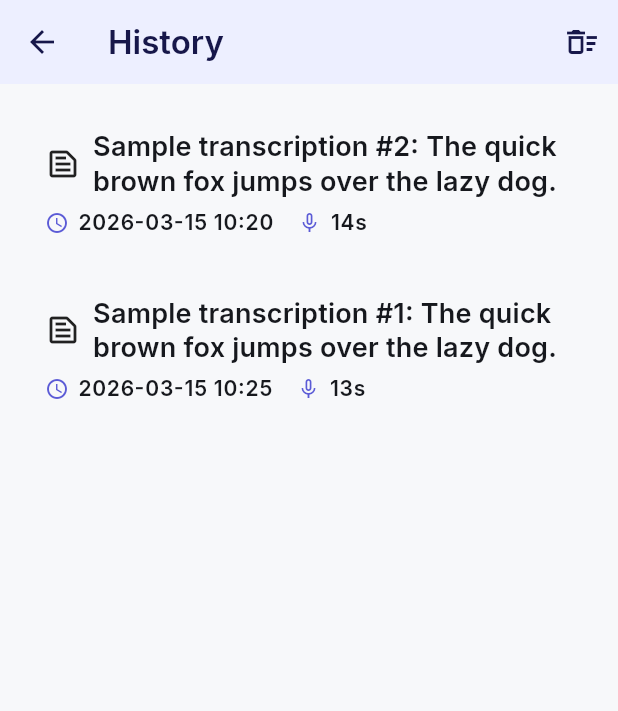
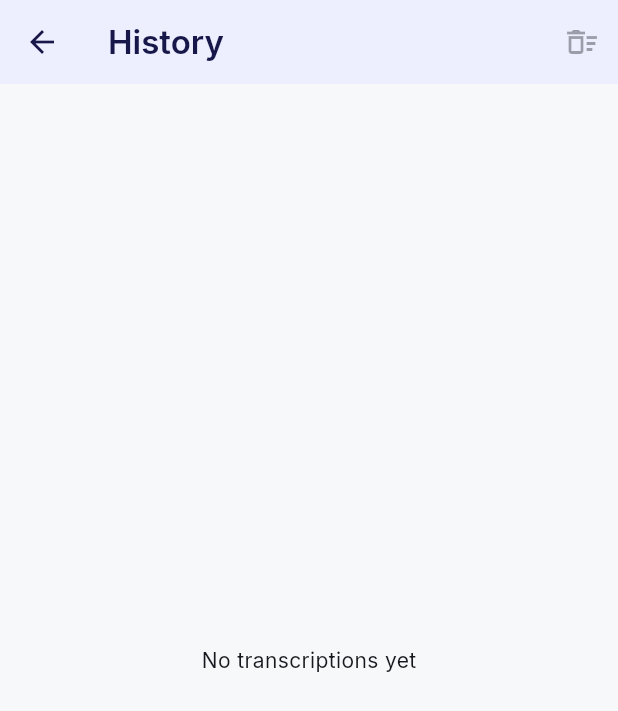
Before and after one commit to vibecodingwean/echoscribe, a Flutter app: the screen it shows after launch, after a tap on the "history" icon, on a phone screen of 412 x 824 dp. Shown: the top 711 px of the screen. Run offline on Flutter 3.47's test engine with Material 3 defaults, Android fonts, the phone set to English and light mode, and no system bars; our stand-ins replace audioplayers, flutter_markdown_plus, flutter_secure_storage, flutter_svg, google_fonts, share_plus and 1 more; missing offline and left inert: dart:html, record, share_handler.

Commit message:
feat: persistent transcription history and version bump to 1.0.35+42

```diff
--- a/lib/models/transcription_item.dart
+++ b/lib/models/transcription_item.dart
@@ -49,14 +49,25 @@ class TranscriptionItem {
     );
   }
 
-  factory TranscriptionItem.sample(int i) => TranscriptionItem(
-        id: 'sample_$i',
-        text: 'Sample transcription #$i: The quick brown fox jumps over the lazy dog.',
-        createdAt: DateTime.now().subtract(Duration(minutes: i * 5)),
-        duration: Duration(seconds: 12 + i),
-        language: 'en',
-        transcript: 'Sample transcription #$i: The quick brown fox jumps over the lazy dog.',
-        summary: null,
-        mode: 'transcription',
-      );
+  Map<String, dynamic> toJson() => {
+    'id': id,
+    'text': text,
+    'createdAt': createdAt.toIso8601String(),
+    if (duration != null) 'durationMs': duration!.inMilliseconds,
+    if (language != null) 'language': language,
+    if (transcript != null) 'transcript': transcript,
+    if (summary != null) 'summary': summary,
+    if (mode != null) 'mode': mode,
+  };
+
+  factory TranscriptionItem.fromJson(Map<String, dynamic> json) => TranscriptionItem(
+    id: json['id'] as String,
+    text: json['text'] as String,
+    createdAt: DateTime.parse(json['createdAt'] as String),
+    duration: json['durationMs'] != null ? Duration(milliseconds: json['durationMs'] as int) : null,
+    language: json['language'] as String?,
+    transcript: json['transcript'] as String?,
+    summary: json['summary'] as String?,
+    mode: json['mode'] as String?,
+  );
 }
--- a/lib/pages/home_page.dart
+++ b/lib/pages/home_page.dart
@@ -12,7 +12,7 @@ import "package:echoscribe/services/url_handler.dart";
 import "package:echoscribe/state/settings_state.dart";
 import "package:echoscribe/state/content_state.dart";
 import "package:echoscribe/state/playback_state.dart";
-import "package:echoscribe/models/transcription_item.dart";
+
 
 import "package:echoscribe/pages/history_page.dart";
 import "package:echoscribe/pages/settings_page.dart";
@@ -36,9 +36,7 @@ class _HomePageState extends State<HomePage> {
   final _sl = ServiceLocator();
 
   final SettingsState _settings = SettingsState();
-  final ContentState _content = ContentState()
-    ..addHistory(TranscriptionItem.sample(1))
-    ..addHistory(TranscriptionItem.sample(2));
+  final ContentState _content = ContentState();
   final PlaybackState _playback = PlaybackState();
 
   bool _isLoading = true;
@@ -85,6 +83,7 @@ class _HomePageState extends State<HomePage> {
 
   Future<void> _bootstrap() async {
     await _initializeFromStorage();
+    await _content.loadHistory();
     await _initShareHandling();
     if (mounted) {
       setState(() {
--- a/lib/services/secure_storage_service.dart
+++ b/lib/services/secure_storage_service.dart
@@ -143,7 +143,7 @@ class SecureStorageService {
   Future<bool> readAnthropicPro() async => (await _safeRead(_keyAnthropicPro, fallback: '0')) == '1';
 
   Future<void> saveAppFetchUrl(bool enabled) => _safeWrite(_keyAppFetchUrl, enabled ? '1' : '0');
-  Future<bool> readAppFetchUrl() async => (await _safeRead(_keyAppFetchUrl, fallback: '0')) == '1';
+  Future<bool> readAppFetchUrl() async => (await _safeRead(_keyAppFetchUrl, fallback: '1')) == '1';
 
   // xAI Key
   Future<void> saveXaiKey(String key) => _safeWrite(_keyXai, key);
--- a/lib/state/content_state.dart
+++ b/lib/state/content_state.dart
@@ -1,7 +1,9 @@
 import "dart:async";
+import "dart:convert";
 import "dart:typed_data";
 import "package:flutter/material.dart";
 import "package:flutter/services.dart";
+import "package:shared_preferences/shared_preferences.dart";
 import "package:echoscribe/models/transcription_item.dart";
 import "package:echoscribe/models/enums.dart";
 
@@ -95,11 +97,32 @@ class ContentState extends ChangeNotifier {
     notifyListeners();
   }
 
+  static const _historyKey = 'transcription_history';
+
   List<TranscriptionItem> get history => List.unmodifiable(_history);
+
+  Future<void> loadHistory() async {
+    final prefs = await SharedPreferences.getInstance();
+    final raw = prefs.getString(_historyKey);
+    if (raw == null || raw.isEmpty) return;
+    try {
+      final list = (json.decode(raw) as List).cast<Map<String, dynamic>>();
+      _history.clear();
+      _history.addAll(list.map(TranscriptionItem.fromJson));
+      notifyListeners();
+    } catch (_) {}
+  }
+
+  Future<void> _saveHistory() async {
+    final prefs = await SharedPreferences.getInstance();
+    final encoded = json.encode(_history.map((e) => e.toJson()).toList());
+    await prefs.setString(_historyKey, encoded);
+  }
 
   void addHistory(TranscriptionItem item) {
     _history.insert(0, item);
     notifyListeners();
+    _saveHistory();
   }
 
   void updateActiveHistory({String? transcript, String? summary, String? mode, String? text, DateTime? createdAt, Duration? duration, String? language}) {
@@ -117,18 +140,21 @@ class ContentState extends ChangeNotifier {
       language: language ?? current.language,
     );
     notifyListeners();
+    _saveHistory();
   }
 
   void deleteHistoryItem(String id) {
     _history.removeWhere((e) => e.id == id);
     if (_activeHistoryId == id) _activeHistoryId = null;
     notifyListeners();
+    _saveHistory();
   }
 
   void clearHistory() {
     _history.clear();
     _activeHistoryId = null;
     notifyListeners();
+    _saveHistory();
   }
 
   void startTimer() {
--- a/lib/state/settings_state.dart
+++ b/lib/state/settings_state.dart
@@ -13,7 +13,7 @@ class SettingsState extends ChangeNotifier {
   bool _geminiPro = false;
   bool _anthropicPro = false;
   bool _xaiPro = false;
-  bool _appFetchUrl = false;
+  bool _appFetchUrl = true;
   String _targetLanguageCode = "auto";
   String _summaryPrompt = kDefaultSummaryPrompt;
   String _urlSummaryPrompt = kDefaultUrlSummaryPrompt;
--- a/pubspec.yaml
+++ b/pubspec.yaml
@@ -1,7 +1,7 @@
 name: echoscribe
 description: "EchoSribe: Your API key, your data! Summarize and convert spoken words into text, ready to paste with a single tap."
 publish_to: "none"
-version: 1.0.34+41
+version: 1.0.35+42
 environment:
   sdk: ^3.6.0
 
```
